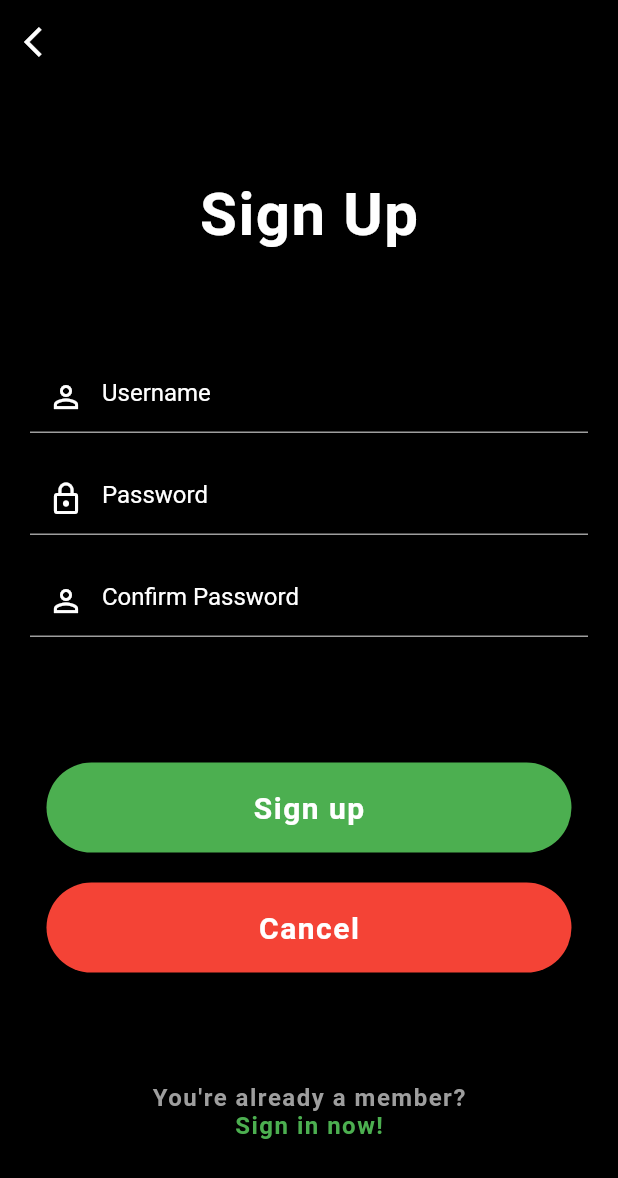
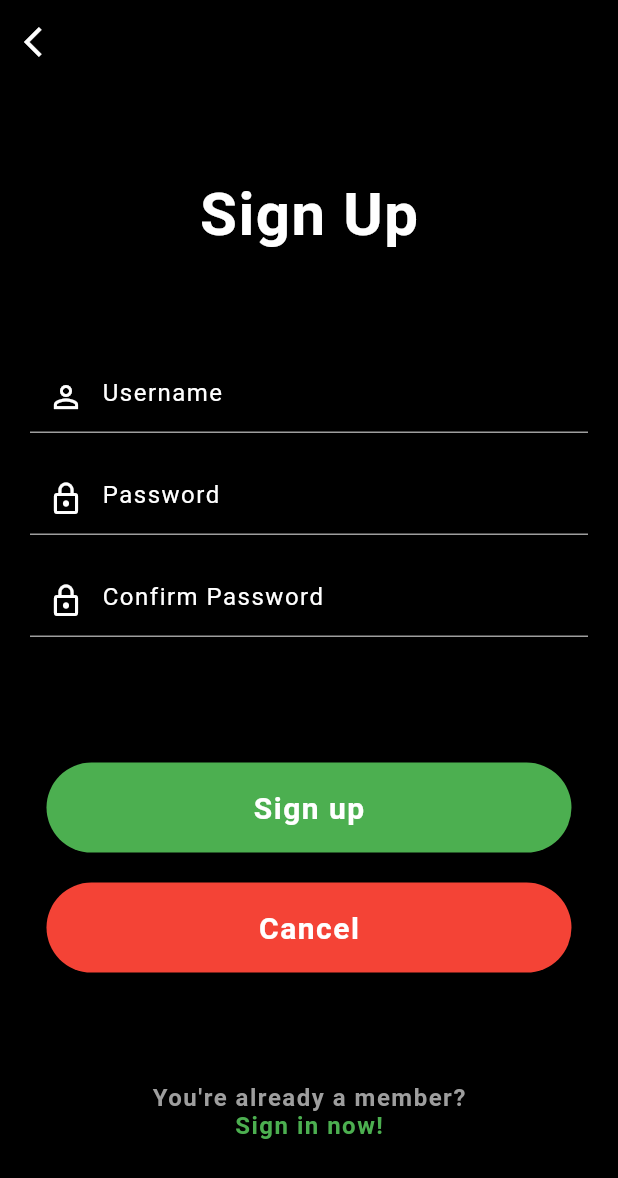
Before and after one commit to Bacdong/food-delivery-app, a Flutter app: the screen it shows after launch, on a phone screen of 412 x 824 dp. Shown: the top 1178 px of the screen. Run offline on Flutter 3.47's test engine with Material 2 defaults, Android fonts, the phone set to English and light mode, and no system bars.

Commit message:
Update style for text field and change login, register screens from stateless to statefull

```diff
--- a/lib/screens/login.dart
+++ b/lib/screens/login.dart
@@ -2,9 +2,14 @@ import 'package:flutter/material.dart';
 import 'package:food_delivery/shared/widgets/my_text_field.dart';
 import 'package:food_delivery/shared/widgets/primary_button.dart';
 
-class Login extends StatelessWidget {
+class Login extends StatefulWidget {
   const Login({ Key? key }) : super(key: key);
 
+  @override
+  _LoginState createState() => _LoginState();
+}
+
+class _LoginState extends State<Login> {
   @override
   Widget build(BuildContext context) {
     return Scaffold(
@@ -34,11 +39,15 @@ class Login extends StatelessWidget {
             Column(
               children: [
                 MyTextField(
+                  obscureText: false,
                   icon: Icons.person_outline,
+                  txtColor: Colors.white,
                   hintText: 'Username',
                 ),
                 MyTextField(
+                  obscureText: true,
                   icon: Icons.lock_outline,
+                  txtColor: Colors.white,
                   hintText: 'Password',
                 ),
               ],
--- a/lib/screens/register.dart
+++ b/lib/screens/register.dart
@@ -2,9 +2,14 @@ import 'package:flutter/material.dart';
 import 'package:food_delivery/shared/widgets/my_text_field.dart';
 import 'package:food_delivery/shared/widgets/primary_button.dart';
 
-class Register extends StatelessWidget {
+class Register extends StatefulWidget {
   const Register({ Key? key }) : super(key: key);
 
+  @override
+  _RegisterState createState() => _RegisterState();
+}
+
+class _RegisterState extends State<Register> {
   @override
   Widget build(BuildContext context) {
     return Scaffold(
@@ -33,9 +38,9 @@ class Register extends StatelessWidget {
               margin: EdgeInsets.symmetric(horizontal: 20),
               child: Column(
                 children: [
-                  MyTextField(hintText: 'Username', icon: Icons.person_outline),
-                  MyTextField(hintText: 'Password', icon: Icons.lock_outline),
-                  MyTextField(hintText: 'Confirm Password', icon: Icons.person_outline),
+                  MyTextField(txtColor: Colors.white, obscureText: false, hintText: 'Username', icon: Icons.person_outline),
+                  MyTextField(txtColor: Colors.white, obscureText: true, hintText: 'Password', icon: Icons.lock_outline),
+                  MyTextField(txtColor: Colors.white, obscureText: true, hintText: 'Confirm Password', icon: Icons.lock_outline),
                 ],
               ),
             ),
--- a/lib/shared/widgets/my_text_field.dart
+++ b/lib/shared/widgets/my_text_field.dart
@@ -3,14 +3,28 @@ import 'package:flutter/material.dart';
 class MyTextField extends StatelessWidget {
   final String hintText;
   final IconData icon;
+  final Color txtColor;
+  final bool obscureText;
 
-  MyTextField({ required this.hintText, required this.icon });
+  MyTextField({
+    required this.hintText,
+    required this.icon,
+    required this.txtColor,
+    required this.obscureText,
+  });
 
   @override
   Widget build(BuildContext context) {
     return Container(
       margin: EdgeInsets.symmetric(vertical: 10),
       child: TextFormField(
+        style: TextStyle(
+          fontSize: 16,
+          fontWeight: FontWeight.normal,
+          color: txtColor,
+          letterSpacing: 1,
+        ),
+        obscureText: obscureText,
         decoration: InputDecoration(
           prefixIcon: Icon(icon, color: Colors.white,),
           hintText: hintText,
```
